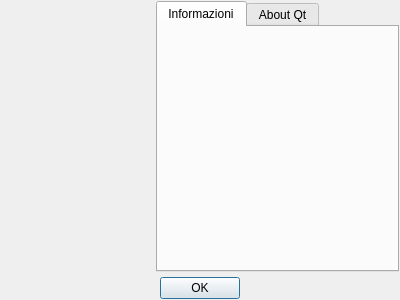
manufino/eSchema, file aboutdialog.ui: the form before one commit.
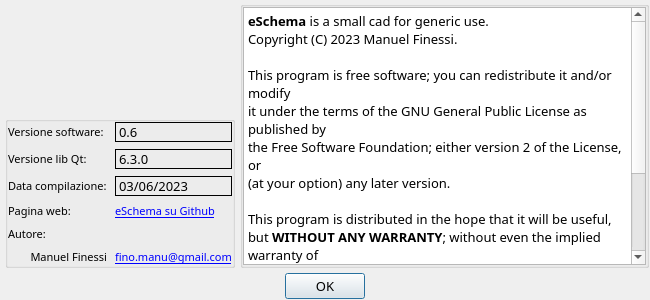
The form after the commit. Icons and pictures are not drawn.

Commit message: upgrade about dialog

What changed in the file:
```diff
--- a/aboutdialog.ui
+++ b/aboutdialog.ui
@@ -6,22 +6,28 @@
    <rect>
     <x>0</x>
     <y>0</y>
-    <width>400</width>
+    <width>650</width>
     <height>300</height>
    </rect>
   </property>
   <property name="minimumSize">
    <size>
-    <width>400</width>
+    <width>650</width>
     <height>300</height>
    </size>
   </property>
   <property name="maximumSize">
    <size>
-    <width>400</width>
-    <height>545</height>
+    <width>650</width>
+    <height>300</height>
    </size>
   </property>
+  <property name="font">
+   <font>
+    <family>Hack</family>
+    <pointsize>10</pointsize>
+   </font>
+  </property>
   <property name="windowTitle">
    <string>Dialog</string>
   </property>
@@ -44,46 +50,315 @@
    <item>
     <layout class="QHBoxLayout" name="horizontalLayout">
      <item>
-      <widget class="QLabel" name="label">
-       <property name="minimumSize">
-        <size>
-         <width>150</width>
-         <height>0</height>
-        </size>
+      <layout class="QVBoxLayout" name="verticalLayout_2">
+       <property name="leftMargin">
+        <number>4</number>
        </property>
-       <property name="maximumSize">
-        <size>
-         <width>150</width>
-         <height>16777215</height>
-        </size>
-       </property>
-       <property name="text">
-        <string/>
-       </property>
-       <property name="pixmap">
-        <pixmap resource="resources.qrc">:/res/resources/data-structure.png</pixmap>
-       </property>
-       <property name="scaledContents">
-        <bool>true</bool>
-       </property>
-      </widget>
-     </item>
-     <item>
-      <widget class="QTabWidget" name="tabWidget">
-       <property name="currentIndex">
+       <property name="rightMargin">
         <number>0</number>
        </property>
-       <widget class="QWidget" name="tabInfo">
-        <attribute name="title">
-         <string>Informazioni</string>
-        </attribute>
-       </widget>
-       <widget class="QWidget" name="tabAboutQT">
-        <attribute name="title">
-         <string>About Qt</string>
-        </attribute>
-       </widget>
-      </widget>
+       <item>
+        <layout class="QHBoxLayout" name="horizontalLayout_2">
+         <property name="leftMargin">
+          <number>13</number>
+         </property>
+         <property name="topMargin">
+          <number>20</number>
+         </property>
+         <item>
+          <widget class="QLabel" name="label">
+           <property name="maximumSize">
+            <size>
+             <width>100</width>
+             <height>100</height>
+            </size>
+           </property>
+           <property name="text">
+            <string/>
+           </property>
+           <property name="pixmap">
+            <pixmap resource="resources.qrc">:/res/resources/data-structure.png</pixmap>
+           </property>
+           <property name="scaledContents">
+            <bool>true</bool>
+           </property>
+           <property name="alignment">
+            <set>Qt::AlignCenter</set>
+           </property>
+          </widget>
+         </item>
+         <item>
+          <widget class="QLabel" name="label_13">
+           <property name="maximumSize">
+            <size>
+             <width>100</width>
+             <height>100</height>
+            </size>
+           </property>
+           <property name="cursor">
+            <cursorShape>PointingHandCursor</cursorShape>
+           </property>
+           <property name="text">
+            <string/>
+           </property>
+           <property name="pixmap">
+            <pixmap resource="resources.qrc">:/res/resources/qt.png</pixmap>
+           </property>
+           <property name="scaledContents">
+            <bool>true</bool>
+           </property>
+           <property name="alignment">
+            <set>Qt::AlignCenter</set>
+           </property>
+          </widget>
+         </item>
+        </layout>
+       </item>
+       <item>
+        <widget class="QGroupBox" name="groupBox">
+         <property name="minimumSize">
+          <size>
+           <width>0</width>
+           <height>89</height>
+          </size>
+         </property>
+         <property name="title">
+          <string/>
+         </property>
+         <layout class="QVBoxLayout" name="verticalLayout_5">
+          <property name="spacing">
+           <number>0</number>
+          </property>
+          <property name="leftMargin">
+           <number>0</number>
+          </property>
+          <property name="topMargin">
+           <number>0</number>
+          </property>
+          <property name="rightMargin">
+           <number>0</number>
+          </property>
+          <property name="bottomMargin">
+           <number>0</number>
+          </property>
+          <item>
+           <layout class="QGridLayout" name="gridLayout">
+            <property name="horizontalSpacing">
+             <number>8</number>
+            </property>
+            <property name="verticalSpacing">
+             <number>7</number>
+            </property>
+            <item row="4" column="1">
+             <widget class="QLabel" name="label_7">
+              <property name="font">
+               <font>
+                <family>Hack</family>
+                <pointsize>8</pointsize>
+                <underline>true</underline>
+               </font>
+              </property>
+              <property name="cursor">
+               <cursorShape>PointingHandCursor</cursorShape>
+              </property>
+              <property name="styleSheet">
+               <string notr="true">color: rgb(0, 0, 255);</string>
+              </property>
+              <property name="text">
+               <string>eSchema su Github</string>
+              </property>
+             </widget>
+            </item>
+            <item row="3" column="1">
+             <widget class="QLabel" name="label_4">
+              <property name="frameShape">
+               <enum>QFrame::Box</enum>
+              </property>
+              <property name="text">
+               <string>03/06/2023</string>
+              </property>
+             </widget>
+            </item>
+            <item row="6" column="1">
+             <widget class="QLabel" name="label_9">
+              <property name="font">
+               <font>
+                <family>Hack</family>
+                <pointsize>8</pointsize>
+                <underline>true</underline>
+               </font>
+              </property>
+              <property name="cursor">
+               <cursorShape>PointingHandCursor</cursorShape>
+              </property>
+              <property name="styleSheet">
+               <string notr="true">color: rgb(0, 0, 255);</string>
+              </property>
+              <property name="text">
+               <string>fino.manu@gmail.com</string>
+              </property>
+             </widget>
+            </item>
+            <item row="1" column="1">
+             <widget class="QLabel" name="label_11">
+              <property name="frameShape">
+               <enum>QFrame::Box</enum>
+              </property>
+              <property name="text">
+               <string>6.3.0</string>
+              </property>
+             </widget>
+            </item>
+            <item row="5" column="0">
+             <widget class="QLabel" name="label_10">
+              <property name="font">
+               <font>
+                <family>Hack</family>
+                <pointsize>8</pointsize>
+               </font>
+              </property>
+              <property name="text">
+               <string>Autore:</string>
+              </property>
+             </widget>
+            </item>
+            <item row="4" column="0">
+             <widget class="QLabel" name="label_6">
+              <property name="font">
+               <font>
+                <family>Hack</family>
+                <pointsize>8</pointsize>
+               </font>
+              </property>
+              <property name="text">
+               <string>Pagina web:</string>
+              </property>
+             </widget>
+            </item>
+            <item row="1" column="0">
+             <widget class="QLabel" name="label_12">
+              <property name="font">
+               <font>
+                <family>Hack</family>
+                <pointsize>8</pointsize>
+               </font>
+              </property>
+              <property name="text">
+               <string>Versione lib Qt: </string>
+              </property>
+             </widget>
+            </item>
+            <item row="0" column="0">
+             <widget class="QLabel" name="label_2">
+              <property name="font">
+               <font>
+                <family>Hack</family>
+                <pointsize>8</pointsize>
+               </font>
+              </property>
+              <property name="text">
+               <string>Versione software: </string>
+              </property>
+             </widget>
+            </item>
+            <item row="0" column="1">
+             <widget class="QLabel" name="label_3">
+              <property name="frameShape">
+               <enum>QFrame::Box</enum>
+              </property>
+              <property name="text">
+               <string>0.6</string>
+              </property>
+             </widget>
+            </item>
+            <item row="6" column="0">
+             <widget class="QLabel" name="label_8">
+              <property name="font">
+               <font>
+                <family>Hack</family>
+                <pointsize>8</pointsize>
+               </font>
+              </property>
+              <property name="text">
+               <string>Manuel Finessi</string>
+              </property>
+              <property name="alignment">
+               <set>Qt::AlignRight|Qt::AlignTrailing|Qt::AlignVCenter</set>
+              </property>
+             </widget>
+            </item>
+            <item row="3" column="0">
+             <widget class="QLabel" name="label_5">
+              <property name="font">
+               <font>
+                <family>Hack</family>
+                <pointsize>8</pointsize>
+               </font>
+              </property>
+              <property name="text">
+               <string>Data compilazione:</string>
+              </property>
+             </widget>
+            </item>
+           </layout>
+          </item>
+         </layout>
+        </widget>
+       </item>
+      </layout>
+     </item>
+     <item>
+      <layout class="QVBoxLayout" name="verticalLayout_4">
+       <item>
+        <widget class="QGroupBox" name="groupBox_2">
+         <property name="title">
+          <string/>
+         </property>
+         <layout class="QVBoxLayout" name="verticalLayout_6">
+          <property name="spacing">
+           <number>0</number>
+          </property>
+          <property name="leftMargin">
+           <number>0</number>
+          </property>
+          <property name="topMargin">
+           <number>0</number>
+          </property>
+          <property name="rightMargin">
+           <number>0</number>
+          </property>
+          <property name="bottomMargin">
+           <number>0</number>
+          </property>
+          <item>
+           <widget class="QTextBrowser" name="textBrowser">
+            <property name="html">
+             <string>&lt;!DOCTYPE HTML PUBLIC &quot;-//W3C//DTD HTML 4.0//EN&quot; &quot;http://www.w3.org/TR/REC-html40/strict.dtd&quot;&gt;
+&lt;html&gt;&lt;head&gt;&lt;meta name=&quot;qrichtext&quot; content=&quot;1&quot; /&gt;&lt;meta charset=&quot;utf-8&quot; /&gt;&lt;style type=&quot;text/css&quot;&gt;
+p, li { white-space: pre-wrap; }
+&lt;/style&gt;&lt;/head&gt;&lt;body style=&quot; font-family:'Hack'; font-size:10pt; font-weight:400; font-style:normal;&quot;&gt;
+&lt;p style=&quot; margin-top:0px; margin-bottom:0px; margin-left:0px; margin-right:0px; -qt-block-indent:0; text-indent:0px;&quot;&gt;&lt;span style=&quot; font-weight:700;&quot;&gt;eSchema&lt;/span&gt; is a small cad for generic use.&lt;/p&gt;
+&lt;p style=&quot; margin-top:0px; margin-bottom:0px; margin-left:0px; margin-right:0px; -qt-block-indent:0; text-indent:0px;&quot;&gt;Copyright (C) 2023 Manuel Finessi.&lt;/p&gt;
+&lt;p style=&quot;-qt-paragraph-type:empty; margin-top:0px; margin-bottom:0px; margin-left:0px; margin-right:0px; -qt-block-indent:0; text-indent:0px;&quot;&gt;&lt;br /&gt;&lt;/p&gt;
+&lt;p style=&quot; margin-top:0px; margin-bottom:0px; margin-left:0px; margin-right:0px; -qt-block-indent:0; text-indent:0px;&quot;&gt;This program is free software; you can redistribute it and/or modify&lt;/p&gt;
+&lt;p style=&quot; margin-top:0px; margin-bottom:0px; margin-left:0px; margin-right:0px; -qt-block-indent:0; text-indent:0px;&quot;&gt;it under the terms of the GNU General Public License as published by&lt;/p&gt;
+&lt;p style=&quot; margin-top:0px; margin-bottom:0px; margin-left:0px; margin-right:0px; -qt-block-indent:0; text-indent:0px;&quot;&gt;the Free Software Foundation; either version 2 of the License, or&lt;/p&gt;
+&lt;p style=&quot; margin-top:0px; margin-bottom:0px; margin-left:0px; margin-right:0px; -qt-block-indent:0; text-indent:0px;&quot;&gt;(at your option) any later version.&lt;/p&gt;
+&lt;p style=&quot;-qt-paragraph-type:empty; margin-top:0px; margin-bottom:0px; margin-left:0px; margin-right:0px; -qt-block-indent:0; text-indent:0px;&quot;&gt;&lt;br /&gt;&lt;/p&gt;
+&lt;p style=&quot; margin-top:0px; margin-bottom:0px; margin-left:0px; margin-right:0px; -qt-block-indent:0; text-indent:0px;&quot;&gt;This program is distributed in the hope that it will be useful,&lt;/p&gt;
+&lt;p style=&quot; margin-top:0px; margin-bottom:0px; margin-left:0px; margin-right:0px; -qt-block-indent:0; text-indent:0px;&quot;&gt;but &lt;span style=&quot; font-weight:700;&quot;&gt;WITHOUT ANY WARRANTY&lt;/span&gt;; without even the implied warranty of&lt;/p&gt;
+&lt;p style=&quot; margin-top:0px; margin-bottom:0px; margin-left:0px; margin-right:0px; -qt-block-indent:0; text-indent:0px;&quot;&gt;&lt;span style=&quot; font-weight:700;&quot;&gt;MERCHANTABILITY or FITNESS FOR A PARTICULAR PURPOSE&lt;/span&gt;.  See the&lt;/p&gt;
+&lt;p style=&quot; margin-top:0px; margin-bottom:0px; margin-left:0px; margin-right:0px; -qt-block-indent:0; text-indent:0px;&quot;&gt;GNU General Public License for more details.&lt;/p&gt;
+&lt;p style=&quot;-qt-paragraph-type:empty; margin-top:0px; margin-bottom:0px; margin-left:0px; margin-right:0px; -qt-block-indent:0; text-indent:0px;&quot;&gt;&lt;br /&gt;&lt;/p&gt;
+&lt;p style=&quot; margin-top:0px; margin-bottom:0px; margin-left:0px; margin-right:0px; -qt-block-indent:0; text-indent:0px;&quot;&gt;For the complete terms of the GNU General Public License, please see this URL:&lt;/p&gt;
+&lt;p style=&quot; margin-top:0px; margin-bottom:0px; margin-left:0px; margin-right:0px; -qt-block-indent:0; text-indent:0px;&quot;&gt;&lt;a href=&quot;http://www.gnu.org/licenses/gpl-2.0.html&quot;&gt;&lt;span style=&quot; text-decoration: underline; color:#0000ff;&quot;&gt;http://www.gnu.org/licenses/gpl-2.0.html&lt;/span&gt;&lt;/a&gt;&lt;/p&gt;&lt;/body&gt;&lt;/html&gt;</string>
+            </property>
+           </widget>
+          </item>
+         </layout>
+        </widget>
+       </item>
+      </layout>
      </item>
     </layout>
    </item>
```
Left out of the diff: 2 changed lines with no effect on the pictures. The commit also changes 1 other file.
